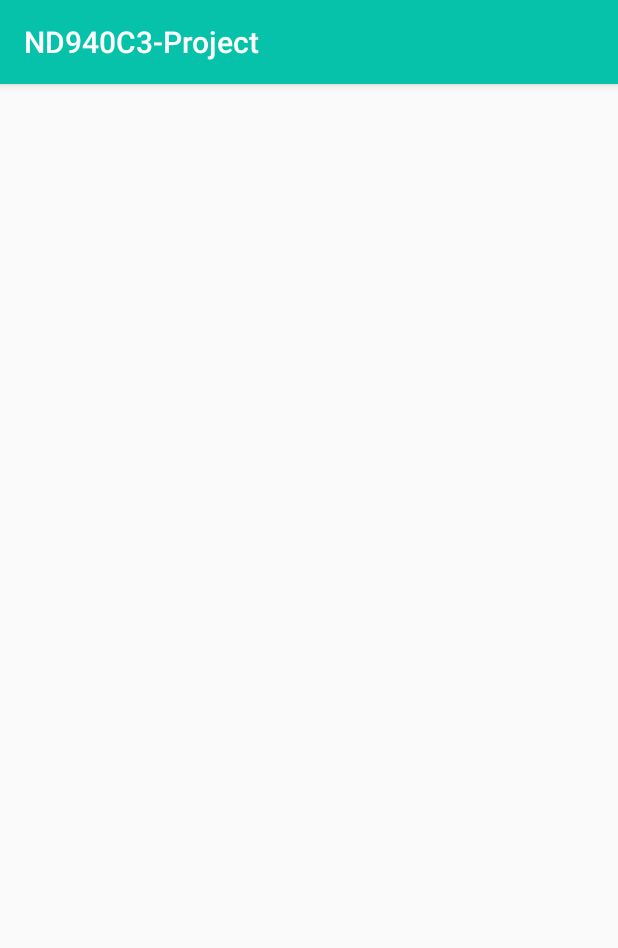
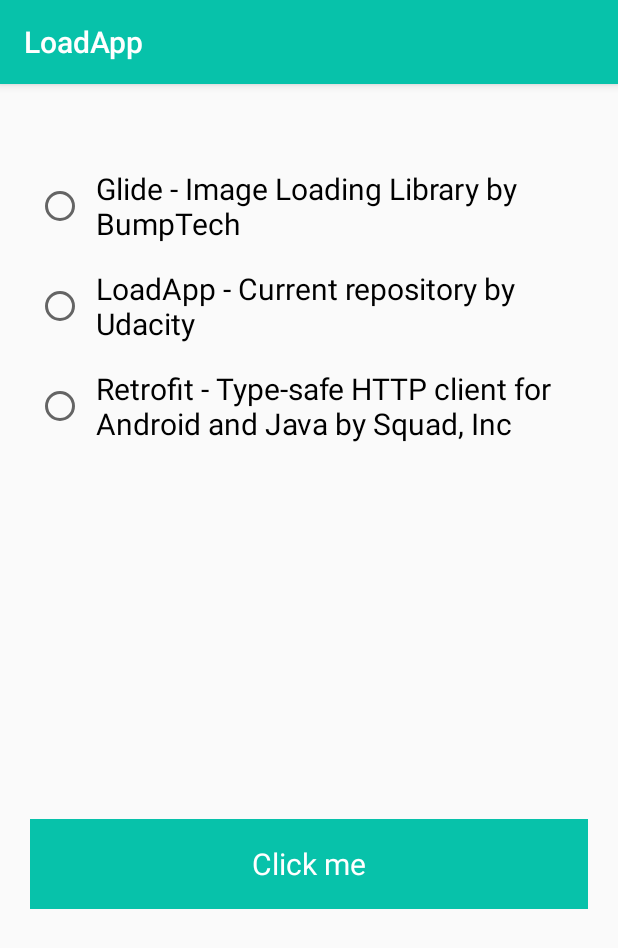
Before and after one commit to lucasnpc/LoadApp, an Android app: the screen it shows after launch (MainActivity), on a phone screen of 412 x 824 dp. Shown: the top 948 px of the screen. Run offline under Robolectric (Android 15) with nearby library versions, the phone set to English and light mode, and no system bars; our stand-ins replace data binding.

Commit message:
Creating main activity layout

```diff
--- a/app/src/main/AndroidManifest.xml
+++ b/app/src/main/AndroidManifest.xml
@@ -1,6 +1,8 @@
 <?xml version="1.0" encoding="utf-8"?>
 <manifest xmlns:android="http://schemas.android.com/apk/res/android"
     package="com.udacity">
+
+    <uses-permission android:name="android.permission.INTERNET" />
 
     <application
         android:allowBackup="true"
@@ -15,8 +17,8 @@
             android:theme="@style/AppTheme.NoActionBar" />
         <activity
             android:name=".MainActivity"
-            android:theme="@style/AppTheme.NoActionBar"
-            android:exported="true">
+            android:exported="true"
+            android:theme="@style/AppTheme.NoActionBar">
             <intent-filter>
                 <action android:name="android.intent.action.MAIN" />
 
--- a/app/src/main/java/com/udacity/LoadingButton.kt
+++ b/app/src/main/java/com/udacity/LoadingButton.kt
@@ -4,24 +4,25 @@ import android.animation.ValueAnimator
 import android.content.Context
 import android.graphics.Canvas
 import android.util.AttributeSet
-import android.view.View
+import androidx.core.content.withStyledAttributes
 import kotlin.properties.Delegates
 
 class LoadingButton @JvmOverloads constructor(
     context: Context, attrs: AttributeSet? = null, defStyleAttr: Int = 0
-) : View(context, attrs, defStyleAttr) {
+) : androidx.appcompat.widget.AppCompatTextView(context, attrs, defStyleAttr) {
     private var widthSize = 0
     private var heightSize = 0
 
     private val valueAnimator = ValueAnimator()
 
-    private var buttonState: ButtonState by Delegates.observable<ButtonState>(ButtonState.Completed) { p, old, new ->
+    private var buttonState: ButtonState by Delegates.observable(ButtonState.Completed) { p, old, new ->
 
     }
 
-
     init {
-
+        context.withStyledAttributes(attrs, R.styleable.LoadingButton) {
+            setBackgroundColor(getColor(R.styleable.LoadingButton_backgroundColor, 0))
+        }
     }
 
 
@@ -42,5 +43,4 @@ class LoadingButton @JvmOverloads constructor(
         heightSize = h
         setMeasuredDimension(w, h)
     }
-
 }
--- a/app/src/main/java/com/udacity/MainActivity.kt
+++ b/app/src/main/java/com/udacity/MainActivity.kt
@@ -9,6 +9,8 @@ import android.content.Intent
 import android.content.IntentFilter
 import android.net.Uri
 import android.os.Bundle
+import android.widget.Button
+import android.widget.TextView
 import androidx.appcompat.app.AppCompatActivity
 import androidx.core.app.NotificationCompat
 import com.udacity.databinding.ActivityMainBinding
@@ -34,7 +36,7 @@ class MainActivity : AppCompatActivity() {
         registerReceiver(receiver, IntentFilter(DownloadManager.ACTION_DOWNLOAD_COMPLETE))
 
         binding.contentMain.customButton.setOnClickListener {
-            download()
+//            download()
         }
     }
 
--- a/app/src/main/res/layout/content_main.xml
+++ b/app/src/main/res/layout/content_main.xml
@@ -15,15 +15,55 @@
         tools:context=".MainActivity"
         tools:showIn="@layout/activity_main">
 
+        <RadioGroup
+            android:id="@+id/downloads_rg"
+            android:layout_width="match_parent"
+            android:layout_height="wrap_content"
+            android:layout_marginTop="@dimen/margin_24"
+            android:padding="@dimen/padding_24"
+            app:layout_constraintLeft_toLeftOf="parent"
+            app:layout_constraintRight_toRightOf="parent"
+            app:layout_constraintTop_toTopOf="parent">
+
+            <RadioButton
+                android:id="@+id/glide"
+                android:layout_width="match_parent"
+                android:layout_height="wrap_content"
+                android:padding="@dimen/padding_8"
+                android:text="@string/glide_description"
+                android:textSize="@dimen/default_text_size" />
+
+            <RadioButton
+                android:id="@+id/loadapp"
+                android:layout_width="match_parent"
+                android:layout_height="wrap_content"
+                android:padding="@dimen/padding_8"
+                android:text="@string/loadapp_description"
+                android:textSize="@dimen/default_text_size" />
+
+            <RadioButton
+                android:id="@+id/retrofit"
+                android:layout_width="match_parent"
+                android:layout_height="wrap_content"
+                android:padding="@dimen/padding_8"
+                android:text="@string/retrofit_description"
+                android:textSize="@dimen/default_text_size" />
+        </RadioGroup>
+
         <com.udacity.LoadingButton
             android:id="@+id/custom_button"
             android:layout_width="0dp"
-            app:layout_constraintStart_toStartOf="parent"
-            app:layout_constraintEnd_toEndOf="parent"
             android:layout_height="60dp"
             android:layout_margin="20dp"
+            android:gravity="center"
+            android:text="@string/button_name"
+            android:textColor="@color/white"
+            android:textSize="@dimen/default_text_size"
+            app:backgroundColor="@color/colorPrimary"
             app:layout_constraintBottom_toBottomOf="parent"
-            app:layout_constraintTop_toTopOf="parent" />
+            app:layout_constraintEnd_toEndOf="parent"
+            app:layout_constraintStart_toStartOf="parent"
+            app:layout_constraintTop_toBottomOf="@+id/downloads_rg" />
 
     </androidx.constraintlayout.widget.ConstraintLayout>
 </layout>
--- a/app/src/main/res/values/attrs.xml
+++ b/app/src/main/res/values/attrs.xml
@@ -1,6 +1,6 @@
 <?xml version="1.0" encoding="utf-8"?>
 <resources>
     <declare-styleable name="LoadingButton">
-<!--   TODO: create custom attributes for the view-->
+        <attr name="backgroundColor" format="color" />
     </declare-styleable>
 </resources>
--- a/app/src/main/res/values/dimens.xml
+++ b/app/src/main/res/values/dimens.xml
@@ -2,4 +2,7 @@
     <dimen name="fab_margin">16dp</dimen>
 
     <dimen name="default_text_size">20sp</dimen>
+    <dimen name="padding_24">24dp</dimen>
+    <dimen name="margin_24">24dp</dimen>
+    <dimen name="padding_8">8dp</dimen>
 </resources>
--- a/app/src/main/res/values/strings.xml
+++ b/app/src/main/res/values/strings.xml
@@ -1,5 +1,5 @@
 <resources>
-    <string name="app_name">ND940C3-Project</string>
+    <string name="app_name">LoadApp</string>
     <string name="app_description">Download files from Internet</string>
     <string name="action_settings">Settings</string>
 
@@ -11,4 +11,7 @@
     <string name="button_name">Click me</string>
     <string name="button_loading">We are loading </string>
     <string name="title_activity_detail">DetailActivity</string>
+    <string name="glide_description">Glide - Image Loading Library by BumpTech</string>
+    <string name="loadapp_description">LoadApp - Current repository by Udacity</string>
+    <string name="retrofit_description">Retrofit - Type-safe HTTP client for Android and Java by Squad, Inc</string>
 </resources>
```
